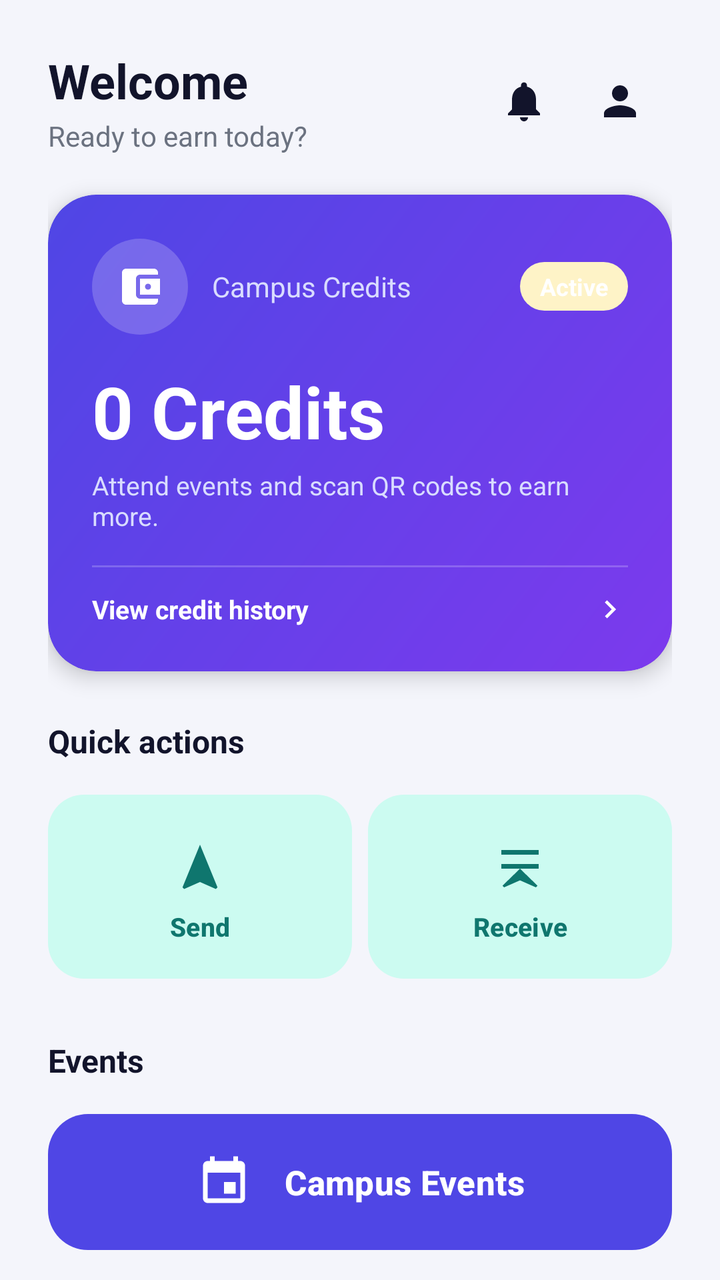
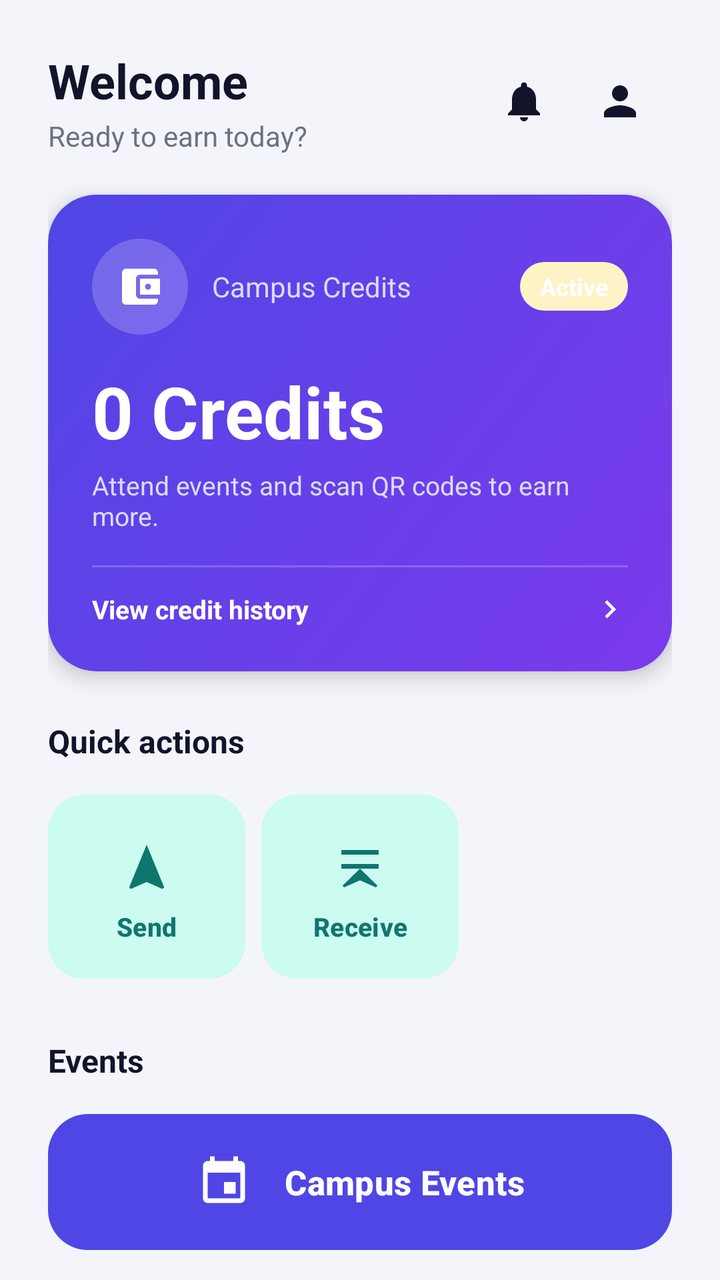

Before-and-after screenshots of an Android layout around one commit, followed by the original layout XML and the change that was made.
<!-- AndroidManifest.xml: application theme Theme.CampusPay -->
<!-- res/layout/activity_dashboard.xml -->
<?xml version="1.0" encoding="utf-8"?>
<ScrollView xmlns:android="http://schemas.android.com/apk/res/android"
    xmlns:app="http://schemas.android.com/apk/res-auto"
    android:layout_width="match_parent"
    android:layout_height="match_parent"
    android:background="@color/background_light"
    android:fillViewport="true"
    android:scrollbars="none">

    <LinearLayout
        android:layout_width="match_parent"
        android:layout_height="wrap_content"
        android:orientation="vertical"
        android:padding="24dp">

        
        <LinearLayout
            android:layout_width="match_parent"
            android:layout_height="wrap_content"
            android:gravity="center_vertical"
            android:orientation="horizontal">

            <LinearLayout
                android:layout_width="0dp"
                android:layout_height="wrap_content"
                android:layout_weight="1"
                android:orientation="vertical">

                <TextView
                    android:id="@+id/tvWelcome"
                    android:layout_width="wrap_content"
                    android:layout_height="wrap_content"
                    android:text="Welcome"
                    android:textColor="@color/text_primary"
                    android:textSize="24sp"
                    android:textStyle="bold" />

                <TextView
                    android:layout_width="wrap_content"
                    android:layout_height="wrap_content"
                    android:layout_marginTop="2dp"
                    android:text="Ready to earn today?"
                    android:textColor="@color/text_secondary"
                    android:textSize="14sp" />
            </LinearLayout>

            <com.google.android.material.button.MaterialButton
                android:id="@+id/btnNotifications"
                style="@style/Widget.Material3.Button.IconButton"
                android:layout_width="48dp"
                android:layout_height="48dp"
                android:contentDescription="Notifications"
                android:insetLeft="0dp"
                android:insetRight="0dp"
                app:icon="@drawable/ic_bell"
                app:iconSize="24dp"
                app:iconTint="@color/text_primary" />

            <com.google.android.material.button.MaterialButton
                android:id="@+id/btnProfile"
                style="@style/Widget.Material3.Button.IconButton"
                android:layout_width="48dp"
                android:layout_height="48dp"
                android:contentDescription="Profile"
                android:insetLeft="0dp"
                android:insetRight="0dp"
                app:icon="@drawable/ic_profile"
                app:iconSize="24dp"
                app:iconTint="@color/text_primary" />
        </LinearLayout>

        
        <com.google.android.material.card.MaterialCardView
            android:id="@+id/cardWallet"
            android:layout_width="match_parent"
            android:layout_height="wrap_content"
            android:layout_marginTop="20dp"
            app:cardBackgroundColor="@android:color/transparent"
            app:cardCornerRadius="24dp"
            app:cardElevation="6dp"
            app:strokeWidth="0dp">

            <LinearLayout
                android:layout_width="match_parent"
                android:layout_height="wrap_content"
                android:background="@drawable/bg_balance_card"
                android:orientation="vertical"
                android:padding="22dp">

                <LinearLayout
                    android:layout_width="match_parent"
                    android:layout_height="wrap_content"
                    android:gravity="center_vertical"
                    android:orientation="horizontal">

                    <FrameLayout
                        android:layout_width="48dp"
                        android:layout_height="48dp"
                        android:background="@drawable/bg_icon_circle">

                        <ImageView
                            android:layout_width="24dp"
                            android:layout_height="24dp"
                            android:layout_gravity="center"
                            android:contentDescription="Wallet"
                            android:src="@drawable/ic_wallet"
                            app:tint="@android:color/white" />
                    </FrameLayout>

                    <TextView
                        android:id="@+id/tvBalanceLabel"
                        android:layout_width="0dp"
                        android:layout_height="wrap_content"
                        android:layout_marginStart="12dp"
                        android:layout_weight="1"
                        android:text="Campus Credits"
                        android:textColor="#D9DCFF"
                        android:textSize="14sp" />

                    <TextView
                        android:layout_width="wrap_content"
                        android:layout_height="wrap_content"
                        android:background="@drawable/bg_credits_pill"
                        android:paddingStart="10dp"
                        android:paddingEnd="10dp"
                        android:paddingTop="4dp"
                        android:paddingBottom="4dp"
                        android:text="Active"
                        android:textColor="@android:color/white"
                        android:textSize="12sp"
                        android:textStyle="bold" />
                </LinearLayout>

                <TextView
                    android:id="@+id/tvBalance"
                    android:layout_width="wrap_content"
                    android:layout_height="wrap_content"
                    android:layout_marginTop="14dp"
                    android:text="0 Credits"
                    android:textColor="@android:color/white"
                    android:textSize="36sp"
                    android:textStyle="bold" />

                <TextView
                    android:layout_width="wrap_content"
                    android:layout_height="wrap_content"
                    android:layout_marginTop="4dp"
                    android:text="Attend events and scan QR codes to earn more."
                    android:textColor="#D9DCFF"
                    android:textSize="13sp" />

                <View
                    android:layout_width="match_parent"
                    android:layout_height="1dp"
                    android:layout_marginTop="16dp"
                    android:background="#33FFFFFF" />

                <LinearLayout
                    android:layout_width="match_parent"
                    android:layout_height="wrap_content"
                    android:layout_marginTop="12dp"
                    android:gravity="center_vertical"
                    android:orientation="horizontal">

                    <TextView
                        android:layout_width="0dp"
                        android:layout_height="wrap_content"
                        android:layout_weight="1"
                        android:text="View credit history"
                        android:textColor="@android:color/white"
                        android:textSize="13sp"
                        android:textStyle="bold" />

                    <ImageView
                        android:layout_width="18dp"
                        android:layout_height="18dp"
                        android:contentDescription="View credit history"
                        android:src="@drawable/ic_chevron_right"
                        app:tint="@android:color/white" />
                </LinearLayout>
            </LinearLayout>
        </com.google.android.material.card.MaterialCardView>

        
        <TextView
            android:layout_width="wrap_content"
            android:layout_height="wrap_content"
            android:layout_marginTop="24dp"
            android:text="Quick actions"
            android:textColor="@color/text_primary"
            android:textSize="16sp"
            android:textStyle="bold" />

        <LinearLayout
            android:layout_width="match_parent"
            android:layout_height="wrap_content"
            android:layout_marginTop="12dp"
            android:orientation="horizontal"
            android:weightSum="2">

            <com.google.android.material.button.MaterialButton
                android:id="@+id/btnSendMoney"
                style="@style/Widget.CampusPay.QuickAction"
                android:layout_width="0dp"
                android:layout_height="wrap_content"
                android:layout_marginEnd="8dp"
                android:layout_weight="1"
                android:text="Send"
                app:icon="@drawable/ic_send" />

            <com.google.android.material.button.MaterialButton
                android:id="@+id/btnReceiveMoney"
                style="@style/Widget.CampusPay.QuickAction"
                android:layout_width="0dp"
                android:layout_height="wrap_content"
                android:layout_weight="1"
                android:text="Receive"
                app:icon="@drawable/ic_receive" />

            
            <com.google.android.material.button.MaterialButton
                android:id="@+id/btnScanQR"
                style="@style/Widget.CampusPay.QuickAction"
                android:layout_width="0dp"
                android:layout_height="wrap_content"
                android:layout_weight="1"
                android:text="Scan QR"
                android:visibility="gone"
                app:icon="@drawable/ic_qr" />
        </LinearLayout>

        
        <TextView
            android:layout_width="wrap_content"
            android:layout_height="wrap_content"
            android:layout_marginTop="26dp"
            android:text="Events"
            android:textColor="@color/text_primary"
            android:textSize="16sp"
            android:textStyle="bold" />

        
        <com.google.android.material.button.MaterialButton
            android:id="@+id/btnEvents"
            style="@style/Widget.CampusPay.FeaturedAction"
            android:layout_width="match_parent"
            android:layout_height="wrap_content"
            android:layout_marginTop="12dp"
            android:text="Campus Events"
            app:icon="@drawable/ic_event" />

        
        <com.google.android.material.button.MaterialButton
            android:id="@+id/btnMarketplace"
            style="@style/Widget.CampusPay.FeaturedAction"
            android:layout_width="match_parent"
            android:layout_height="wrap_content"
            android:layout_marginTop="12dp"
            android:text="Campus Marketplace"
            app:icon="@drawable/ic_wallet" />

        
        <com.google.android.material.card.MaterialCardView
            android:id="@+id/cardMyEvents"
            style="@style/Widget.CampusPay.Card"
            android:layout_width="match_parent"
            android:layout_height="wrap_content"
            android:layout_marginTop="12dp">

            <com.google.android.material.button.MaterialButton
                android:id="@+id/btnMyEvents"
                style="@style/Widget.CampusPay.RowAction"
                android:layout_width="match_parent"
                android:layout_height="wrap_content"
                android:text="My Events"
                app:icon="@drawable/ic_event" />
        </com.google.android.material.card.MaterialCardView>

    </LinearLayout>
</ScrollView>
<!-- resources referenced by this layout -->
<resources>
  <color name="background_light">#F4F5FB</color>
  <color name="text_primary">#12142B</color>
  <color name="text_secondary">#6B7280</color>
  <!-- drawable bg_balance_card (drawable) -->
  <?xml version="1.0" encoding="utf-8"?>
  <shape xmlns:android="http://schemas.android.com/apk/res/android"
      android:shape="rectangle">
      <corners android:radius="24dp" />
      <gradient
          android:angle="315"
          android:startColor="@color/gradient_start"
          android:endColor="@color/gradient_end"
          android:type="linear" />
  </shape>
  <!-- drawable bg_credits_pill (drawable) -->
  <?xml version="1.0" encoding="utf-8"?>
  <shape xmlns:android="http://schemas.android.com/apk/res/android"
      android:shape="rectangle">
      <corners android:radius="100dp" />
      <solid android:color="@color/credits_gold_container" />
  </shape>
  <!-- drawable bg_icon_circle (drawable) -->
  <?xml version="1.0" encoding="utf-8"?>
  <shape xmlns:android="http://schemas.android.com/apk/res/android"
      android:shape="oval">
      <solid android:color="#33FFFFFF" />
  </shape>
  <!-- drawable ic_chevron_right (drawable) -->
  <vector xmlns:android="http://schemas.android.com/apk/res/android"
      android:width="24dp"
      android:height="24dp"
      android:viewportWidth="24"
      android:viewportHeight="24">
      <path
          android:fillColor="@android:color/white"
          android:pathData="M10,6L8.59,7.41 13.17,12l-4.58,4.59L10,18l6,-6z" />
  </vector>
  <!-- drawable ic_receive (drawable) -->
  <vector xmlns:android="http://schemas.android.com/apk/res/android"
      android:width="24dp"
      android:height="24dp"
      android:viewportWidth="24"
      android:viewportHeight="24">
      <path
          android:fillColor="@android:color/white"
          android:pathData="M20,4H4v2h16V4zM20,10H4v2h16v-2zM12,12L4.5,19.29l0.71,0.71L12,17l6.79,3 0.71,-0.71L12,12z" />
  </vector>
  <!-- drawable ic_send (drawable) -->
  <vector xmlns:android="http://schemas.android.com/apk/res/android"
      android:width="24dp"
      android:height="24dp"
      android:viewportWidth="24"
      android:viewportHeight="24">
      <path
          android:fillColor="@android:color/white"
          android:pathData="M12,2L4.5,20.29l0.71,0.71L12,18l6.79,3 0.71,-0.71L12,2z" />
  </vector>
  <style name="Widget.CampusPay.Card" parent="Widget.Material3.CardView.Elevated">
          <item name="cardCornerRadius">20dp</item>
          <item name="cardElevation">2dp</item>
          <item name="cardBackgroundColor">@color/surface_light</item>
      </style>
  <style name="Theme.CampusPay" parent="Base.Theme.CampusPay" />
  <color name="gradient_start">#4F46E5</color>
  <color name="gradient_end">#7C3AED</color>
  <color name="credits_gold_container">#FEF3C7</color>
  <color name="surface_light">#FFFFFF</color>
  <color name="brand_primary">#4F46E5</color>
  <color name="white">#FFFFFFFF</color>
  <color name="brand_primary_container">#E0E7FF</color>
  <color name="brand_primary_dark">#3730A3</color>
  <color name="brand_secondary">#14B8A6</color>
  <color name="brand_secondary_container">#CCFBF1</color>
  <color name="brand_secondary_dark">#0F766E</color>
  <color name="outline_light">#D1D5DB</color>
  <color name="divider">#E5E7EB</color>
  <!-- unchanged entries left out for length: 9 -->
</resources>

<!-- the commit's change to res/layout/activity_dashboard.xml (unified diff, before → after) -->
@@ -183,6 +183,7 @@
 
         
         <TextView
+            android:id="@+id/tvQuickActionsLabel"
             android:layout_width="wrap_content"
             android:layout_height="wrap_content"
             android:layout_marginTop="24dp"
@@ -192,11 +193,12 @@
             android:textStyle="bold" />
 
         <LinearLayout
+            android:id="@+id/layoutQuickActions"
             android:layout_width="match_parent"
             android:layout_height="wrap_content"
             android:layout_marginTop="12dp"
             android:orientation="horizontal"
-            android:weightSum="2">
+            android:weightSum="3">
 
             <com.google.android.material.button.MaterialButton
                 android:id="@+id/btnSendMoney"
@@ -213,6 +215,7 @@
                 style="@style/Widget.CampusPay.QuickAction"
                 android:layout_width="0dp"
                 android:layout_height="wrap_content"
+                android:layout_marginEnd="8dp"
                 android:layout_weight="1"
                 android:text="Receive"
                 app:icon="@drawable/ic_receive" />
@@ -224,13 +227,36 @@
                 android:layout_width="0dp"
                 android:layout_height="wrap_content"
                 android:layout_weight="1"
-                android:text="Scan QR"
+                android:text="Scan"
                 android:visibility="gone"
                 app:icon="@drawable/ic_qr" />
         </LinearLayout>
 
         
+        <com.google.android.material.button.MaterialButton
+            android:id="@+id/btnVendorScan"
+            style="@style/Widget.CampusPay.FeaturedAction"
+            android:layout_width="match_parent"
+            android:layout_height="wrap_content"
+            android:layout_marginTop="24dp"
+            android:text="Scan Pickup"
+            android:visibility="gone"
+            app:icon="@drawable/ic_qr" />
+
+        
+        <com.google.android.material.button.MaterialButton
+            android:id="@+id/btnVendorOrders"
+            style="@style/Widget.CampusPay.Button.Outlined"
+            android:layout_width="match_parent"
+            android:layout_height="wrap_content"
+            android:layout_marginTop="12dp"
+            android:text="Order History"
+            android:visibility="gone"
+            app:icon="@drawable/ic_history" />
+
+        
         <TextView
+            android:id="@+id/tvEventsLabel"
             android:layout_width="wrap_content"
             android:layout_height="wrap_content"
             android:layout_marginTop="26dp"
<!-- resource entries referenced after the edit -->
@@ -37,6 +37,16 @@
           android:fillColor="@android:color/white"
           android:pathData="M10,6L8.59,7.41 13.17,12l-4.58,4.59L10,18l6,-6z" />
   </vector>
+  <!-- drawable ic_history (drawable) -->
+  <vector xmlns:android="http://schemas.android.com/apk/res/android"
+      android:width="24dp"
+      android:height="24dp"
+      android:viewportWidth="24"
+      android:viewportHeight="24">
+      <path
+          android:fillColor="@android:color/white"
+          android:pathData="M12,2C6.48,2 2,6.48 2,12s4.48,10 10,10 10,-4.48 10,-10S17.52,2 12,2zM12,20c-4.41,0 -8,-3.59 -8,-8s3.59,-8 8,-8 8,3.59 8,8 -3.59,8 -8,8zM9,11h2V9h4v2h2l-4,4 -4,-4z" />
+  </vector>
   <!-- drawable ic_receive (drawable) -->
   <vector xmlns:android="http://schemas.android.com/apk/res/android"
       android:width="24dp"
@@ -57,6 +67,12 @@
           android:fillColor="@android:color/white"
           android:pathData="M12,2L4.5,20.29l0.71,0.71L12,18l6.79,3 0.71,-0.71L12,2z" />
   </vector>
+  <style name="Widget.CampusPay.Button.Outlined" parent="Widget.Material3.Button.OutlinedButton">
+          <item name="cornerRadius">16dp</item>
+          <item name="android:minHeight">56dp</item>
+          <item name="android:textSize">16sp</item>
+          <item name="android:textStyle">bold</item>
+      </style>
   <style name="Widget.CampusPay.Card" parent="Widget.Material3.CardView.Elevated">
           <item name="cardCornerRadius">20dp</item>
           <item name="cardElevation">2dp</item>
